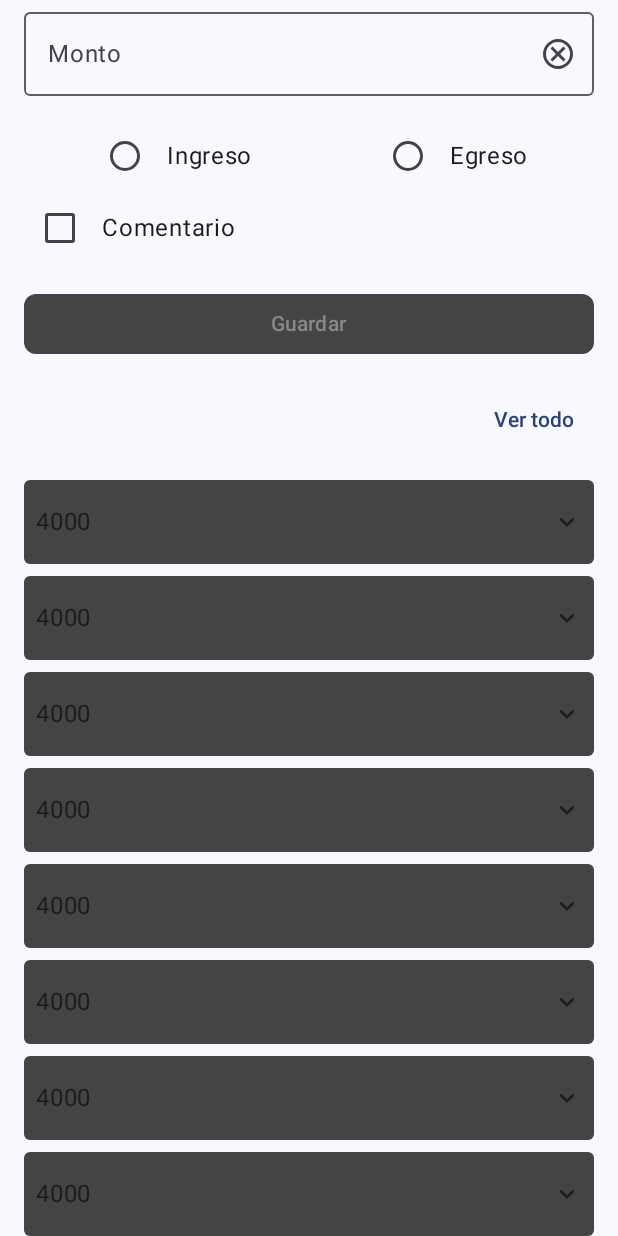
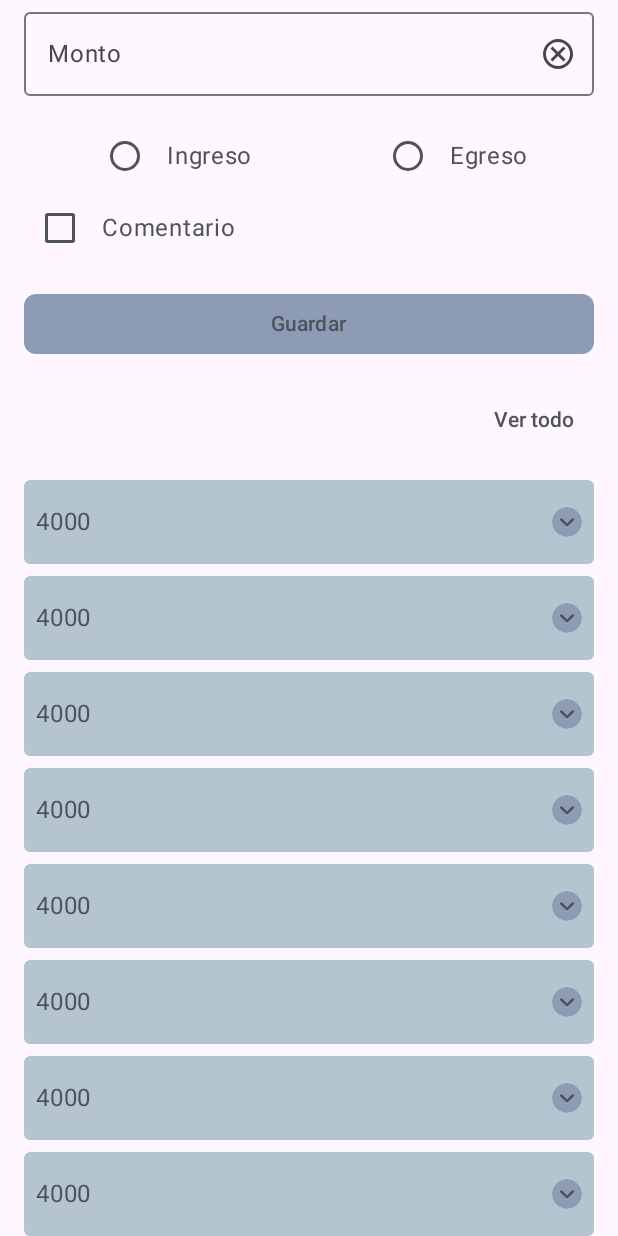
Before and after one commit to jquinterom/baco, an Android app built with Jetpack Compose: the screen it shows after launch (MainActivity), on a phone screen of 412 x 824 dp. Run offline under Robolectric (Android 15) with nearby library versions, the phone set to English and light mode, and no system bars.

Commit message:
feat(colors): colors were defined to use in design system

```diff
--- a/app/src/main/java/co/baco/baco/common/entities/Register.kt
+++ b/app/src/main/java/co/baco/baco/common/entities/Register.kt
@@ -3,14 +3,12 @@ package co.baco.baco.common.entities
 import java.util.Date
 import java.util.UUID
 
-enum class RegisterType {
-    DEPOSIT, EXPENSE
-}
+
 
 data class Register (
     val id: String = UUID.randomUUID().toString(),
     val amount: Float,
-    val type: RegisterType,
+    val type: Constants.RegisterType,
     val comment: String? = null,
     val createdAt: Date = Date(),
     val updatedAt: Date = Date()
--- a/app/src/main/java/co/baco/baco/ui/navigation/AppNavigation.kt
+++ b/app/src/main/java/co/baco/baco/ui/navigation/AppNavigation.kt
@@ -5,8 +5,8 @@ import androidx.compose.ui.Modifier
 import androidx.navigation.compose.NavHost
 import androidx.navigation.compose.composable
 import androidx.navigation.compose.rememberNavController
-import co.baco.baco.ui.screens.HomeScreen
-import co.baco.baco.ui.screens.ItemListScreen
+import co.baco.baco.ui.screens.homeScreen.HomeScreen
+import co.baco.baco.ui.screens.itemListScreen.ItemListScreen
 
 @Composable
 fun AppNavigation(modifier: Modifier = Modifier) {
--- a/app/src/main/java/co/baco/baco/ui/screens/components/DepositOrExpense.kt
+++ b/app/src/main/java/co/baco/baco/ui/screens/commonComponents/DepositOrExpense.kt
@@ -1,4 +1,4 @@
-package co.baco.baco.ui.screens.components
+package co.baco.baco.ui.screens.commonComponents
 
 import android.content.res.Configuration
 import androidx.compose.animation.AnimatedVisibility
@@ -13,7 +13,10 @@ import androidx.compose.foundation.layout.fillMaxWidth
 import androidx.compose.foundation.layout.padding
 import androidx.compose.foundation.layout.width
 import androidx.compose.material3.Checkbox
+import androidx.compose.material3.CheckboxDefaults
+import androidx.compose.material3.MaterialTheme
 import androidx.compose.material3.RadioButton
+import androidx.compose.material3.RadioButtonDefaults
 import androidx.compose.material3.Text
 import androidx.compose.runtime.Composable
 import androidx.compose.runtime.getValue
@@ -55,7 +58,8 @@ fun DepositOrExpense() {
             ItemRadioButton(
                 text = "Ingreso",
                 selected = itemSelected == Process.DEPOSIT,
-                onClick = { itemSelected = Process.DEPOSIT })
+                onClick = { itemSelected = Process.DEPOSIT },
+            )
 
             ItemRadioButton(
                 text = "Egreso",
@@ -89,10 +93,14 @@ fun ItemRadioButton(
     {
         RadioButton(
             selected = selected,
-            onClick = { onClick() }
+            onClick = { onClick() },
+            colors = RadioButtonDefaults.colors(
+                selectedColor = MaterialTheme.colorScheme.secondary,
+                unselectedColor = MaterialTheme.colorScheme.tertiary
+            )
         )
         Spacer(modifier = Modifier.width(4.dp))
-        Text(text = text)
+        Text(text = text, color = MaterialTheme.colorScheme.tertiary)
     }
 }
 
@@ -104,11 +112,21 @@ fun Comment(isChecked: Boolean, setChecked: (e: Boolean) -> Unit) {
     ) {
         Checkbox(
             checked = isChecked,
-            onCheckedChange = { setChecked(!isChecked) })
+            onCheckedChange = { setChecked(!isChecked) },
+            colors = CheckboxDefaults.colors(
+                checkedColor = MaterialTheme.colorScheme.secondary,
+                uncheckedColor = MaterialTheme.colorScheme.tertiary,
+                checkmarkColor = MaterialTheme.colorScheme.tertiary
+            )
+        )
 
         Spacer(modifier = Modifier.width(4.dp))
 
-        Text(text = "Comentario", modifier = Modifier.clickable { setChecked(!isChecked) })
+        Text(
+            text = "Comentario",
+            modifier = Modifier.clickable { setChecked(!isChecked) },
+            color = MaterialTheme.colorScheme.tertiary
+        )
     }
 }
 
--- a/app/src/main/java/co/baco/baco/ui/screens/components/Input.kt
+++ b/app/src/main/java/co/baco/baco/ui/screens/commonComponents/Input.kt
@@ -1,5 +1,6 @@
-package co.baco.baco.ui.screens.components
+package co.baco.baco.ui.screens.commonComponents
 
+import android.content.res.Configuration
 import androidx.compose.foundation.clickable
 import androidx.compose.foundation.layout.fillMaxWidth
 import androidx.compose.foundation.text.KeyboardOptions
@@ -41,14 +42,23 @@ fun Input(modifier: Modifier = Modifier) {
             )
         },
         placeholder = { Text("$2.000") },
-        keyboardOptions = KeyboardOptions(keyboardType = KeyboardType.Number)
+        keyboardOptions = KeyboardOptions(keyboardType = KeyboardType.Number),
     )
 }
 
-@Preview(showBackground = true)
+@Preview(uiMode = Configuration.UI_MODE_NIGHT_YES)
 @Composable
-fun InputPrev() {
+fun InputPrevDark() {
     BacoTheme {
         Input()
     }
 }
+
+
+@Preview()
+@Composable
+fun InputPrevLight() {
+    BacoTheme {
+        Input()
+    }
+}
--- a/app/src/main/java/co/baco/baco/ui/screens/components/MetricalBars.kt
+++ b/app/src/main/java/co/baco/baco/ui/screens/commonComponents/MetricalBars.kt
@@ -1,4 +1,4 @@
-package co.baco.baco.ui.screens.components
+package co.baco.baco.ui.screens.commonComponents
 
 import androidx.compose.foundation.layout.Box
 import androidx.compose.runtime.Composable
--- a/app/src/main/java/co/baco/baco/ui/screens/components/RegisterItem.kt
+++ b/app/src/main/java/co/baco/baco/ui/screens/commonComponents/RegisterItem.kt
@@ -1,4 +1,4 @@
-package co.baco.baco.ui.screens.components
+package co.baco.baco.ui.screens.commonComponents
 
 import android.annotation.SuppressLint
 import android.content.res.Configuration
@@ -20,6 +20,8 @@ import androidx.compose.material.icons.filled.KeyboardArrowUp
 import androidx.compose.material.icons.rounded.KeyboardArrowDown
 import androidx.compose.material3.Icon
 import androidx.compose.material3.IconButton
+import androidx.compose.material3.IconButtonDefaults
+import androidx.compose.material3.MaterialTheme
 import androidx.compose.material3.Text
 import androidx.compose.runtime.Composable
 import androidx.compose.runtime.getValue
@@ -29,7 +31,6 @@ import androidx.compose.runtime.setValue
 import androidx.compose.ui.Alignment
 import androidx.compose.ui.Modifier
 import androidx.compose.ui.draw.clip
-import androidx.compose.ui.graphics.Color
 import androidx.compose.ui.graphics.vector.ImageVector
 import androidx.compose.ui.text.TextStyle
 import androidx.compose.ui.text.font.FontStyle
@@ -37,8 +38,9 @@ import androidx.compose.ui.text.font.FontWeight
 import androidx.compose.ui.tooling.preview.Preview
 import androidx.compose.ui.unit.dp
 import androidx.compose.ui.unit.sp
+import co.baco.baco.common.entities.Constants
 import co.baco.baco.common.entities.Register
-import co.baco.baco.common.entities.RegisterType
+import co.baco.baco.ui.theme.BacoTheme
 
 @SuppressLint("DefaultLocale")
 @Composable
@@ -54,7 +56,10 @@ fun RegisterItem(registerType: Register) {
     Box(
         modifier = Modifier
             .fillMaxWidth()
-            .background(color = Color.DarkGray, shape = RoundedCornerShape(4.dp)),
+            .background(
+                color = MaterialTheme.colorScheme.onSecondary,
+                shape = RoundedCornerShape(4.dp)
+            ),
     ) {
         Column(
             Modifier
@@ -67,14 +72,21 @@ fun RegisterItem(registerType: Register) {
                 horizontalArrangement = Arrangement.SpaceBetween,
                 verticalAlignment = Alignment.CenterVertically
             ) {
-                Text(text = String.format("%.0f", registerType.amount))
+                Text(
+                    text = String.format("%.0f", registerType.amount),
+                    color = MaterialTheme.colorScheme.tertiary
+                )
 
                 if (registerType.comment.isNullOrEmpty()) {
                     IconButton(
                         onClick = { showComment = !showComment },
                         modifier = Modifier
                             .clip(CircleShape)
-                            .size(20.dp)
+                            .size(20.dp),
+                        colors = IconButtonDefaults.iconButtonColors(
+                            containerColor = MaterialTheme.colorScheme.secondary,
+                            contentColor = MaterialTheme.colorScheme.tertiary
+                        )
                     ) {
                         Icon(
                             imageVector = icon,
@@ -105,6 +117,17 @@ fun RegisterItem(registerType: Register) {
 
 @Preview(uiMode = Configuration.UI_MODE_NIGHT_YES)
 @Composable
-private fun RegisterItemPrev() {
-    RegisterItem(Register(amount = 3000f, type = RegisterType.DEPOSIT))
+private fun RegisterItemPrevDark() {
+    BacoTheme {
+        RegisterItem(Register(amount = 3000f, type = Constants.RegisterType.DEPOSIT))
+    }
 }
+
+
+@Preview()
+@Composable
+private fun RegisterItemPrevLight() {
+    BacoTheme {
+        RegisterItem(Register(amount = 3000f, type = Constants.RegisterType.DEPOSIT))
+    }
+}
--- /dev/null
+++ b/app/src/main/java/co/baco/baco/ui/screens/commonComponents/SubmitButton.kt
@@ -0,0 +1,43 @@
+package co.baco.baco.ui.screens.commonComponents
+
+import android.content.res.Configuration
+import androidx.compose.foundation.layout.fillMaxWidth
+import androidx.compose.foundation.shape.RoundedCornerShape
+import androidx.compose.material3.Button
+import androidx.compose.material3.ButtonDefaults
+import androidx.compose.material3.MaterialTheme
+import androidx.compose.material3.Text
+import androidx.compose.runtime.Composable
+import androidx.compose.ui.Modifier
+import androidx.compose.ui.tooling.preview.Preview
+import androidx.compose.ui.unit.dp
+import co.baco.baco.ui.theme.BacoTheme
+
+@Composable
+fun SubmitButton() {
+    Button(
+        modifier = Modifier.fillMaxWidth(),
+        onClick = { /*TODO*/ },
+        shape = RoundedCornerShape(8.dp),
+        colors = ButtonDefaults.buttonColors(
+            containerColor = MaterialTheme.colorScheme.secondary)
+    ) {
+        Text(text = "Guardar", color = MaterialTheme.colorScheme.tertiary)
+    }
+}
+
+@Preview(uiMode = Configuration.UI_MODE_NIGHT_YES)
+@Composable
+private fun SubmitButtonPrevDark() {
+    BacoTheme {
+        SubmitButton()
+    }
+}
+
+@Preview
+@Composable
+private fun SubmitButtonPrevLight() {
+    BacoTheme {
+        SubmitButton()
+    }
+}
--- a/app/src/main/java/co/baco/baco/ui/screens/components/RegisterList.kt
+++ /dev/null
@@ -1,18 +0,0 @@
-package co.baco.baco.ui.screens.components
-
-import androidx.compose.foundation.layout.Arrangement
-import androidx.compose.foundation.lazy.LazyColumn
-import androidx.compose.runtime.Composable
-import androidx.compose.ui.unit.dp
-import co.baco.baco.common.entities.Register
-import co.baco.baco.common.entities.RegisterType
-
-@Composable
-fun RegisterList() {
-    val newRegister = Register(amount = 4000f, type = RegisterType.EXPENSE)
-    LazyColumn(verticalArrangement = Arrangement.spacedBy(8.dp)) {
-        items(20, key = {it}) {
-            RegisterItem(newRegister)
-        }
-    }
-}
--- a/app/src/main/java/co/baco/baco/ui/screens/components/SubmitButton.kt
+++ /dev/null
@@ -1,24 +0,0 @@
-package co.baco.baco.ui.screens.components
-
-import androidx.compose.foundation.layout.fillMaxWidth
-import androidx.compose.foundation.shape.RoundedCornerShape
-import androidx.compose.material3.Button
-import androidx.compose.material3.ButtonDefaults
-import androidx.compose.material3.Text
-import androidx.compose.runtime.Composable
-import androidx.compose.ui.Modifier
-import androidx.compose.ui.draw.clip
-import androidx.compose.ui.graphics.Color
-import androidx.compose.ui.unit.dp
-
-@Composable
-fun SubmitButton() {
-    Button(
-        modifier = Modifier.fillMaxWidth(),
-        onClick = { /*TODO*/ },
-        shape = RoundedCornerShape(8.dp),
-        colors = ButtonDefaults.buttonColors(containerColor = Color.DarkGray)
-    ) {
-        Text(text = "Guardar", color = Color.Gray)
-    }
-}
--- a/app/src/main/java/co/baco/baco/ui/screens/HomeScreen.kt
+++ b/app/src/main/java/co/baco/baco/ui/screens/homeScreen/HomeScreen.kt
@@ -1,4 +1,4 @@
-package co.baco.baco.ui.screens
+package co.baco.baco.ui.screens.homeScreen
 
 import android.content.res.Configuration
 import androidx.compose.foundation.layout.Arrangement
@@ -7,6 +7,7 @@ import androidx.compose.foundation.layout.Column
 import androidx.compose.foundation.layout.fillMaxSize
 import androidx.compose.foundation.layout.fillMaxWidth
 import androidx.compose.foundation.layout.padding
+import androidx.compose.material3.MaterialTheme
 import androidx.compose.material3.Text
 import androidx.compose.material3.TextButton
 import androidx.compose.runtime.Composable
@@ -14,10 +15,10 @@ import androidx.compose.ui.Alignment
 import androidx.compose.ui.Modifier
 import androidx.compose.ui.tooling.preview.Preview
 import androidx.compose.ui.unit.dp
-import co.baco.baco.ui.screens.components.DepositOrExpense
-import co.baco.baco.ui.screens.components.Input
-import co.baco.baco.ui.screens.components.RegisterList
-import co.baco.baco.ui.screens.components.SubmitButton
+import co.baco.baco.ui.screens.commonComponents.DepositOrExpense
+import co.baco.baco.ui.screens.commonComponents.Input
+import co.baco.baco.ui.screens.commonComponents.RegisterList
+import co.baco.baco.ui.screens.commonComponents.SubmitButton
 import co.baco.baco.ui.theme.BacoTheme
 
 @Composable
@@ -43,15 +44,25 @@ fun SeeAll(onNavigateToItemListScreen: () -> Unit) {
         contentAlignment = Alignment.CenterEnd
     ) {
         TextButton(onClick = { onNavigateToItemListScreen() }) {
-            Text(text = "Ver todo")
+            Text(text = "Ver todo", color = MaterialTheme.colorScheme.tertiary)
         }
     }
 }
 
 @Preview(uiMode = Configuration.UI_MODE_NIGHT_YES)
 @Composable
-private fun HomeScreenPrev() {
+private fun HomeScreenPrevDark() {
     BacoTheme {
         HomeScreen(modifier = Modifier) {}
     }
 }
+
+
+
+@Preview(showBackground = true)
+@Composable
+private fun HomeScreenPrevLight() {
+    BacoTheme {
+        HomeScreen(modifier = Modifier) {}
+    }
+}
--- a/app/src/main/java/co/baco/baco/ui/theme/Color.kt
+++ b/app/src/main/java/co/baco/baco/ui/theme/Color.kt
@@ -2,10 +2,38 @@ package co.baco.baco.ui.theme
 
 import androidx.compose.ui.graphics.Color
 
-val Purple80 = Color(0xFFD0BCFF)
-val PurpleGrey80 = Color(0xFFCCC2DC)
-val Pink80 = Color(0xFFEFB8C8)
+//val Purple80 = Color(0xFFD0BCFF)
+//val PurpleGrey80 = Color(0xFFCCC2DC)
+//val Pink80 = Color(0xFFEFB8C8)
+//
+//val Purple40 = Color(0xFF6650a4)
+//val PurpleGrey40 = Color(0xFF625b71)
+//val Pink40 = Color(0xFF7D5260)
 
-val Purple40 = Color(0xFF6650a4)
-val PurpleGrey40 = Color(0xFF625b71)
-val Pink40 = Color(0xFF7D5260)
+// Light Theme
+
+//val OxfordBlue: Color = Color(0xFF3A405A)
+val ShuttleGray: Color = Color(0xFF5E6573)
+val BaliHai: Color = Color(0xFF8D9BB4)
+//val AthensGray: Color = Color(0xFFF0F2F4)
+
+
+// Dark Theme
+
+val Tuna : Color = Color(0xFF31343A)
+val Abbey: Color = Color(0xFF4E525A)
+//val Raven: Color = Color(0xFF787D87)
+
+//val Tarawera: Color = Color(0xFF063751)
+//val Astral: Color = Color(0xFF3686A1)
+val Heather: Color = Color(0xFFB4C5CF)
+
+val PickedBluewood: Color = Color(0xFF2B3D4F)
+val PickedBluewood40: Color = Color(0xFF354A5F)
+val SilverSand: Color = Color(0xFFBDC3C7)
+
+object Color {
+//    val BayOfMany : Color = Color(0xFF1F4289)
+    val Amethist : Color = Color(0xFF9966CC)
+    val Danube : Color = Color(0xFF6699CC)
+}
--- a/app/src/main/java/co/baco/baco/ui/theme/Theme.kt
+++ b/app/src/main/java/co/baco/baco/ui/theme/Theme.kt
@@ -1,26 +1,29 @@
 package co.baco.baco.ui.theme
 
-import android.app.Activity
-import android.os.Build
 import androidx.compose.foundation.isSystemInDarkTheme
 import androidx.compose.material3.MaterialTheme
 import androidx.compose.material3.darkColorScheme
-import androidx.compose.material3.dynamicDarkColorScheme
-import androidx.compose.material3.dynamicLightColorScheme
 import androidx.compose.material3.lightColorScheme
 import androidx.compose.runtime.Composable
-import androidx.compose.ui.platform.LocalContext
 
 private val DarkColorScheme = darkColorScheme(
-    primary = Purple80,
-    secondary = PurpleGrey80,
-    tertiary = Pink80
+    primary = PickedBluewood,
+    secondary = PickedBluewood40,
+    tertiary = SilverSand,
+
+    onPrimary = Tuna,
+    onSecondary = Tuna,
+    onTertiary = Tuna,
 )
 
 private val LightColorScheme = lightColorScheme(
-    primary = Purple40,
-    secondary = PurpleGrey40,
-    tertiary = Pink40
+    primary = ShuttleGray,
+    secondary = BaliHai,
+    tertiary = Abbey,
+
+    onPrimary = Heather,
+    onSecondary = Heather,
+    onTertiary = Heather,
 
     /* Other default colors to override
     background = Color(0xFFFFFBFE),
@@ -37,14 +40,14 @@ private val LightColorScheme = lightColorScheme(
 fun BacoTheme(
     darkTheme: Boolean = isSystemInDarkTheme(),
     // Dynamic color is available on Android 12+
-    dynamicColor: Boolean = true,
+//    dynamicColor: Boolean = true,
     content: @Composable () -> Unit
 ) {
     val colorScheme = when {
-        dynamicColor && Build.VERSION.SDK_INT >= Build.VERSION_CODES.S -> {
-            val context = LocalContext.current
-            if (darkTheme) dynamicDarkColorScheme(context) else dynamicLightColorScheme(context)
-        }
+//        dynamicColor && Build.VERSION.SDK_INT >= Build.VERSION_CODES.S -> {
+//            val context = LocalContext.current
+//            if (darkTheme) dynamicDarkColorScheme(context) else dynamicLightColorScheme(context)
+//        }
 
         darkTheme -> DarkColorScheme
         else -> LightColorScheme
```
Also changed, not shown: app/src/main/java/co/baco/baco/common/entities/Constants.kt (added, +7 -0 lines), app/src/main/java/co/baco/baco/ui/screens/ItemListScreen.kt (deleted, +0 -43 lines), app/src/main/java/co/baco/baco/ui/screens/commonComponents/CommentInput.kt (renamed from app/src/main/java/co/baco/baco/ui/screens/components/CommentInput.kt, +16 -5 lines), app/src/main/java/co/baco/baco/ui/screens/commonComponents/RegisterList.kt (added, +38 -0 lines), app/src/main/java/co/baco/baco/ui/screens/itemListScreen/ItemListScreen.kt (added, +106 -0 lines), app/src/main/java/co/baco/baco/ui/screens/itemListScreen/components/ItemBar.kt (added, +53 -0 lines), app/src/main/java/co/baco/baco/ui/screens/itemListScreen/components/StaticProgressBar.kt (added, +23 -0 lines).
